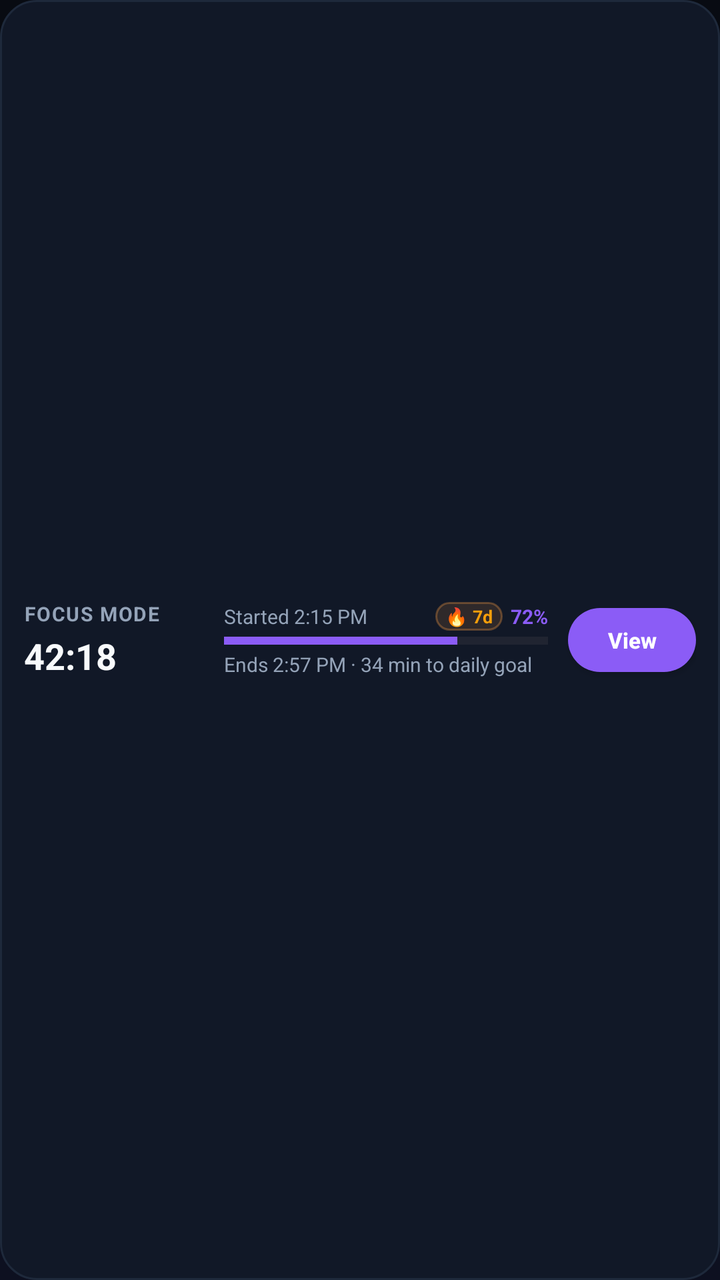
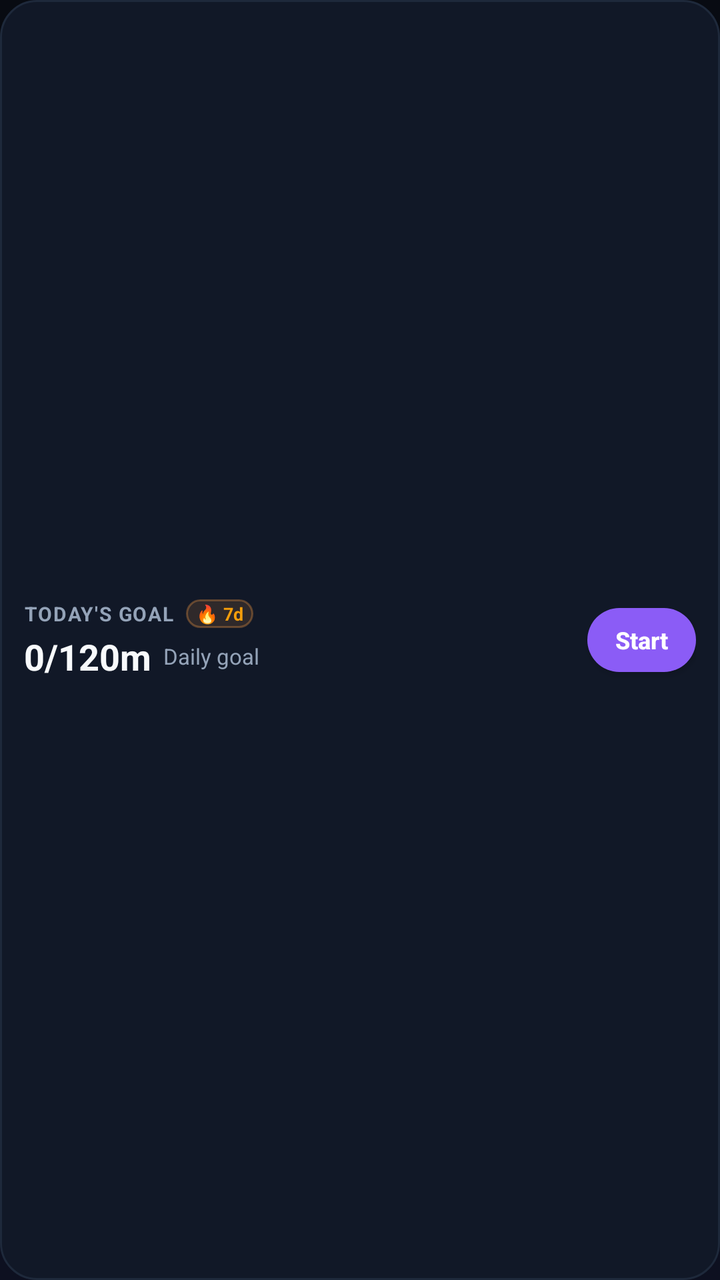

Before-and-after screenshots of an Android layout around one commit, followed by the original layout XML and the change that was made.
<!-- AndroidManifest.xml: application theme Theme.StayFocused -->
<!-- res/layout/widget_wide.xml -->
<?xml version="1.0" encoding="utf-8"?>
<LinearLayout xmlns:android="http://schemas.android.com/apk/res/android"
    android:id="@+id/widgetWideRoot"
    android:layout_width="match_parent"
    android:layout_height="match_parent"
    android:background="@drawable/bg_dashboard_card"
    android:orientation="horizontal"
    android:gravity="center_vertical"
    android:paddingStart="12dp"
    android:paddingEnd="12dp"
    android:paddingTop="8dp"
    android:paddingBottom="8dp">

    
    <LinearLayout
        android:layout_width="wrap_content"
        android:layout_height="wrap_content"
        android:orientation="vertical"
        android:minWidth="90dp">

        <TextView
            android:id="@+id/tvWidgetWideMode"
            android:layout_width="wrap_content"
            android:layout_height="wrap_content"
            android:text="FOCUS MODE"
            android:textColor="@color/text_secondary"
            android:textSize="10sp"
            android:textStyle="bold"
            android:letterSpacing="0.06"
            android:maxLines="1"
            android:ellipsize="end" />

        <TextView
            android:id="@+id/tvWidgetWideTimer"
            android:layout_width="wrap_content"
            android:layout_height="wrap_content"
            android:layout_marginTop="2dp"
            android:text="42:18"
            android:textColor="@color/text_primary"
            android:textSize="18sp"
            android:textStyle="bold"
            android:maxLines="1"
            android:ellipsize="end" />
    </LinearLayout>

    
    <LinearLayout
        android:layout_width="0dp"
        android:layout_height="wrap_content"
        android:layout_weight="1"
        android:layout_marginStart="10dp"
        android:layout_marginEnd="10dp"
        android:orientation="vertical"
        android:gravity="center_vertical">

        <LinearLayout
            android:layout_width="match_parent"
            android:layout_height="wrap_content"
            android:orientation="horizontal"
            android:gravity="center_vertical">

            <TextView
                android:id="@+id/tvWidgetWideDetailLeft"
                android:layout_width="0dp"
                android:layout_height="wrap_content"
                android:layout_weight="1"
                android:text="Started 2:15 PM"
                android:textColor="@color/text_secondary"
                android:textSize="10sp"
                android:maxLines="1"
                android:ellipsize="end" />

            <TextView
                android:id="@+id/tvWidgetWideStreak"
                android:layout_width="wrap_content"
                android:layout_height="wrap_content"
                android:layout_marginStart="4dp"
                android:layout_marginEnd="4dp"
                android:background="@drawable/widget_badge_streak"
                android:paddingStart="5dp"
                android:paddingEnd="5dp"
                android:paddingTop="1dp"
                android:paddingBottom="1dp"
                android:text="🔥 7d"
                android:textColor="@color/accent_streak"
                android:textSize="9sp"
                android:textStyle="bold" />

            <TextView
                android:id="@+id/tvWidgetWideDetailRight"
                android:layout_width="wrap_content"
                android:layout_height="wrap_content"
                android:text="72%"
                android:textColor="@color/brand_primary"
                android:textSize="10sp"
                android:textStyle="bold" />
        </LinearLayout>

        <ProgressBar
            android:id="@+id/progressWidgetWide"
            style="?android:attr/progressBarStyleHorizontal"
            android:layout_width="match_parent"
            android:layout_height="4dp"
            android:layout_marginTop="3dp"
            android:max="100"
            android:progress="72"
            android:progressTint="@color/brand_primary" />

        <TextView
            android:id="@+id/tvWidgetWideSub"
            android:layout_width="wrap_content"
            android:layout_height="wrap_content"
            android:layout_marginTop="3dp"
            android:text="Ends 2:57 PM · 34 min to daily goal"
            android:textColor="@color/text_secondary"
            android:textSize="10sp"
            android:maxLines="1"
            android:ellipsize="end" />
    </LinearLayout>

    
    <Button
        android:id="@+id/btnWidgetWideAction"
        android:layout_width="wrap_content"
        android:layout_height="32dp"
        android:layout_gravity="center_vertical"
        android:background="@drawable/widget_btn_primary"
        android:minWidth="64dp"
        android:minHeight="0dp"
        android:paddingStart="12dp"
        android:paddingEnd="12dp"
        android:paddingTop="0dp"
        android:paddingBottom="0dp"
        android:text="View"
        android:textAllCaps="false"
        android:textColor="@color/white"
        android:textSize="11sp"
        android:textStyle="bold" />

</LinearLayout>
<!-- resources referenced by this layout -->
<resources>
  <color name="accent_streak">#F59E0B</color>
  <color name="brand_primary">#8B5CF6</color>
  <color name="text_primary">#F8FAFC</color>
  <color name="text_secondary">#94A3B8</color>
  <color name="white">#FFFFFF</color>
  <!-- drawable bg_dashboard_card (drawable) -->
  <?xml version="1.0" encoding="utf-8"?>
  <shape xmlns:android="http://schemas.android.com/apk/res/android">
      <solid android:color="@color/card_surface" />
      <corners android:radius="18dp" />
      <stroke android:width="1dp" android:color="@color/card_border" />
  </shape>
  <!-- drawable widget_badge_streak (drawable) -->
  <?xml version="1.0" encoding="utf-8"?>
  <shape xmlns:android="http://schemas.android.com/apk/res/android">
      <solid android:color="#20FF9F43" />
      <corners android:radius="12dp" />
      <stroke android:width="1dp" android:color="#50FF9F43" />
  </shape>
  <!-- drawable widget_btn_primary (drawable) -->
  <?xml version="1.0" encoding="utf-8"?>
  <shape xmlns:android="http://schemas.android.com/apk/res/android">
      <solid android:color="@color/brand_primary" />
      <corners android:radius="18dp" />
  </shape>
  <style name="Theme.StayFocused" parent="Theme.Material3.DayNight.NoActionBar">
          <item name="colorPrimary">@color/brand_primary</item>
          <item name="colorPrimaryDark">@color/brand_primary_dark</item>
          <item name="colorSecondary">@color/secondary_teal</item>
          <item name="colorTertiary">@color/warning_amber</item>
          <item name="colorError">@color/strict_red</item>
          <item name="android:windowBackground">@drawable/bg_window_gradient</item>
          <item name="android:statusBarColor">@color/bg_light</item>
          <item name="android:navigationBarColor">@color/bg_light</item>
          <item name="android:windowLightStatusBar">false</item>
          <item name="android:windowLightNavigationBar">false</item>
          <item name="windowActionModeOverlay">true</item>
          <item name="android:windowActionModeOverlay">true</item>
      </style>
  <color name="card_surface">#111827</color>
  <color name="card_border">#1E293B</color>
  <color name="brand_primary_dark">#7C3AED</color>
  <color name="secondary_teal">#22D3EE</color>
  <color name="warning_amber">#F59E0B</color>
  <color name="strict_red">#EF4444</color>
  <!-- drawable bg_window_gradient (drawable) -->
  <?xml version="1.0" encoding="utf-8"?>
  <shape xmlns:android="http://schemas.android.com/apk/res/android">
      <gradient
          android:angle="270"
          android:startColor="#080B12"
          android:endColor="#0D1020"
          android:type="linear" />
  </shape>
  <color name="bg_light">#080B12</color>
</resources>

<!-- the commit's change to res/layout/widget_wide.xml (unified diff, before → after) -->
@@ -13,60 +13,29 @@
 
     
     <LinearLayout
-        android:layout_width="wrap_content"
-        android:layout_height="wrap_content"
-        android:orientation="vertical"
-        android:minWidth="90dp">
-
-        <TextView
-            android:id="@+id/tvWidgetWideMode"
-            android:layout_width="wrap_content"
-            android:layout_height="wrap_content"
-            android:text="FOCUS MODE"
-            android:textColor="@color/text_secondary"
-            android:textSize="10sp"
-            android:textStyle="bold"
-            android:letterSpacing="0.06"
-            android:maxLines="1"
-            android:ellipsize="end" />
-
-        <TextView
-            android:id="@+id/tvWidgetWideTimer"
-            android:layout_width="wrap_content"
-            android:layout_height="wrap_content"
-            android:layout_marginTop="2dp"
-            android:text="42:18"
-            android:textColor="@color/text_primary"
-            android:textSize="18sp"
-            android:textStyle="bold"
-            android:maxLines="1"
-            android:ellipsize="end" />
-    </LinearLayout>
-
-    
-    <LinearLayout
         android:layout_width="0dp"
         android:layout_height="wrap_content"
         android:layout_weight="1"
-        android:layout_marginStart="10dp"
-        android:layout_marginEnd="10dp"
         android:orientation="vertical"
-        android:gravity="center_vertical">
+        android:gravity="center_vertical"
+        android:layout_marginEnd="8dp">
 
+        
         <LinearLayout
-            android:layout_width="match_parent"
+            android:layout_width="wrap_content"
             android:layout_height="wrap_content"
             android:orientation="horizontal"
             android:gravity="center_vertical">
 
             <TextView
-                android:id="@+id/tvWidgetWideDetailLeft"
-                android:layout_width="0dp"
+                android:id="@+id/tvWidgetWideMode"
+                android:layout_width="wrap_content"
                 android:layout_height="wrap_content"
-                android:layout_weight="1"
-                android:text="Started 2:15 PM"
+                android:text="TODAY'S GOAL"
                 android:textColor="@color/text_secondary"
                 android:textSize="10sp"
+                android:textStyle="bold"
+                android:letterSpacing="0.06"
                 android:maxLines="1"
                 android:ellipsize="end" />
 
@@ -74,8 +43,7 @@
                 android:id="@+id/tvWidgetWideStreak"
                 android:layout_width="wrap_content"
                 android:layout_height="wrap_content"
-                android:layout_marginStart="4dp"
-                android:layout_marginEnd="4dp"
+                android:layout_marginStart="6dp"
                 android:background="@drawable/widget_badge_streak"
                 android:paddingStart="5dp"
                 android:paddingEnd="5dp"
@@ -84,38 +52,40 @@
                 android:text="🔥 7d"
                 android:textColor="@color/accent_streak"
                 android:textSize="9sp"
-                android:textStyle="bold" />
+                android:textStyle="bold"
+                android:maxLines="1" />
+        </LinearLayout>
+
+        
+        <LinearLayout
+            android:layout_width="wrap_content"
+            android:layout_height="wrap_content"
+            android:orientation="horizontal"
+            android:gravity="center_vertical"
+            android:layout_marginTop="2dp">
 
             <TextView
-                android:id="@+id/tvWidgetWideDetailRight"
+                android:id="@+id/tvWidgetWideTimer"
                 android:layout_width="wrap_content"
                 android:layout_height="wrap_content"
-                android:text="72%"
-                android:textColor="@color/brand_primary"
-                android:textSize="10sp"
-                android:textStyle="bold" />
+                android:text="0/120m"
+                android:textColor="@color/text_primary"
+                android:textSize="18sp"
+                android:textStyle="bold"
+                android:maxLines="1"
+                android:ellipsize="end" />
+
+            <TextView
+                android:id="@+id/tvWidgetWideSub"
+                android:layout_width="wrap_content"
+                android:layout_height="wrap_content"
+                android:layout_marginStart="6dp"
+                android:text="Daily goal"
+                android:textColor="@color/text_secondary"
+                android:textSize="11sp"
+                android:maxLines="1"
+                android:ellipsize="end" />
         </LinearLayout>
-
-        <ProgressBar
-            android:id="@+id/progressWidgetWide"
-            style="?android:attr/progressBarStyleHorizontal"
-            android:layout_width="match_parent"
-            android:layout_height="4dp"
-            android:layout_marginTop="3dp"
-            android:max="100"
-            android:progress="72"
-            android:progressTint="@color/brand_primary" />
-
-        <TextView
-            android:id="@+id/tvWidgetWideSub"
-            android:layout_width="wrap_content"
-            android:layout_height="wrap_content"
-            android:layout_marginTop="3dp"
-            android:text="Ends 2:57 PM · 34 min to daily goal"
-            android:textColor="@color/text_secondary"
-            android:textSize="10sp"
-            android:maxLines="1"
-            android:ellipsize="end" />
     </LinearLayout>
 
     
@@ -125,16 +95,35 @@
         android:layout_height="32dp"
         android:layout_gravity="center_vertical"
         android:background="@drawable/widget_btn_primary"
-        android:minWidth="64dp"
+        android:minWidth="0dp"
         android:minHeight="0dp"
-        android:paddingStart="12dp"
-        android:paddingEnd="12dp"
+        android:paddingStart="14dp"
+        android:paddingEnd="14dp"
         android:paddingTop="0dp"
         android:paddingBottom="0dp"
-        android:text="View"
+        android:text="Start"
         android:textAllCaps="false"
         android:textColor="@color/white"
-        android:textSize="11sp"
+        android:textSize="12sp"
         android:textStyle="bold" />
 
+    
+    <TextView
+        android:id="@+id/tvWidgetWideDetailLeft"
+        android:layout_width="0dp"
+        android:layout_height="0dp"
+        android:visibility="gone" />
+
+    <TextView
+        android:id="@+id/tvWidgetWideDetailRight"
+        android:layout_width="0dp"
+        android:layout_height="0dp"
+        android:visibility="gone" />
+
+    <ProgressBar
+        android:id="@+id/progressWidgetWide"
+        android:layout_width="0dp"
+        android:layout_height="0dp"
+        android:visibility="gone" />
+
 </LinearLayout>
<!-- resource entries referenced after the edit -->
@@ -1,7 +1,6 @@
 <!-- resources referenced by this layout -->
 <resources>
   <color name="accent_streak">#F59E0B</color>
-  <color name="brand_primary">#8B5CF6</color>
   <color name="text_primary">#F8FAFC</color>
   <color name="text_secondary">#94A3B8</color>
   <color name="white">#FFFFFF</color>
@@ -41,6 +40,7 @@
       </style>
   <color name="card_surface">#111827</color>
   <color name="card_border">#1E293B</color>
+  <color name="brand_primary">#8B5CF6</color>
   <color name="brand_primary_dark">#7C3AED</color>
   <color name="secondary_teal">#22D3EE</color>
   <color name="warning_amber">#F59E0B</color>
